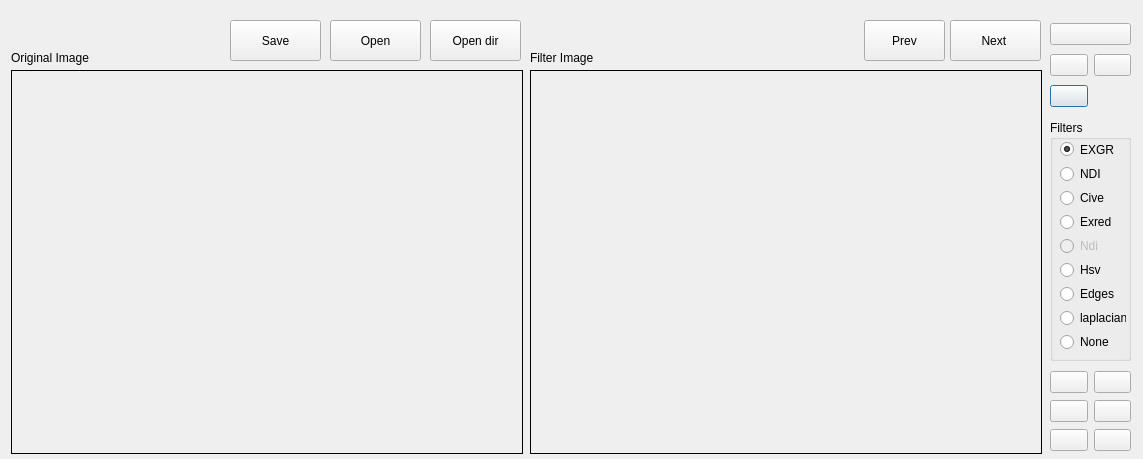
Old version of the form main.ui in the repository zaher88abd/Segmenter.
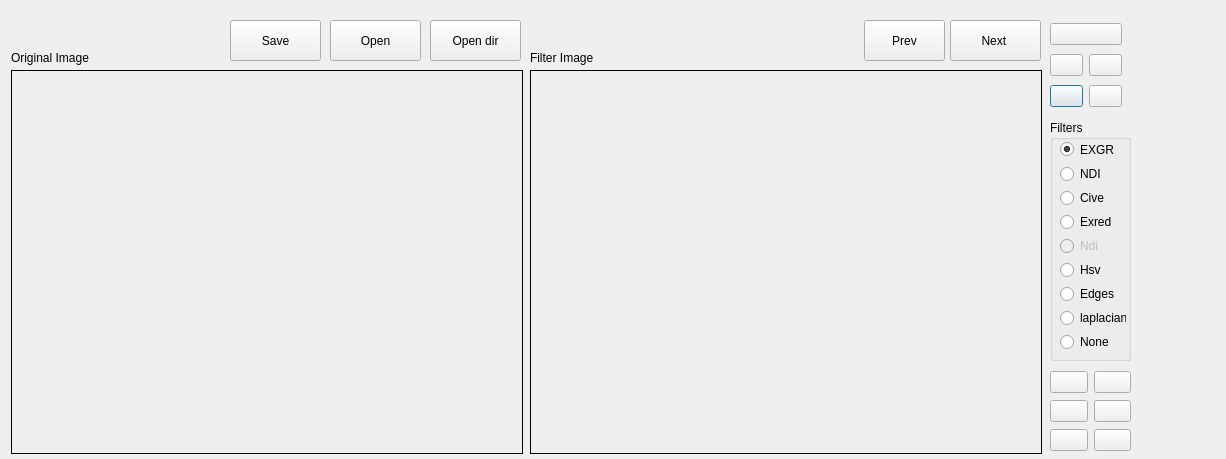
New version of the form. Icons and pictures are not drawn.

```diff
--- a/main.ui
+++ b/main.ui
@@ -6,7 +6,7 @@
    <rect>
     <x>0</x>
     <y>0</y>
-    <width>1143</width>
+    <width>1226</width>
     <height>459</height>
    </rect>
   </property>
@@ -496,7 +496,7 @@
     <rect>
      <x>1050</x>
      <y>20</y>
-     <width>81</width>
+     <width>72</width>
      <height>93</height>
     </rect>
    </property>
@@ -622,6 +622,17 @@
       </property>
      </widget>
     </item>
+    <item row="2" column="1">
+     <widget class="QPushButton" name="cleanBtn">
+      <property name="text">
+       <string/>
+      </property>
+      <property name="icon">
+       <iconset>
+        <normaloff>icons/Clear-icon.png</normaloff>icons/Clear-icon.png</iconset>
+      </property>
+     </widget>
+    </item>
    </layout>
   </widget>
  </widget>
```
